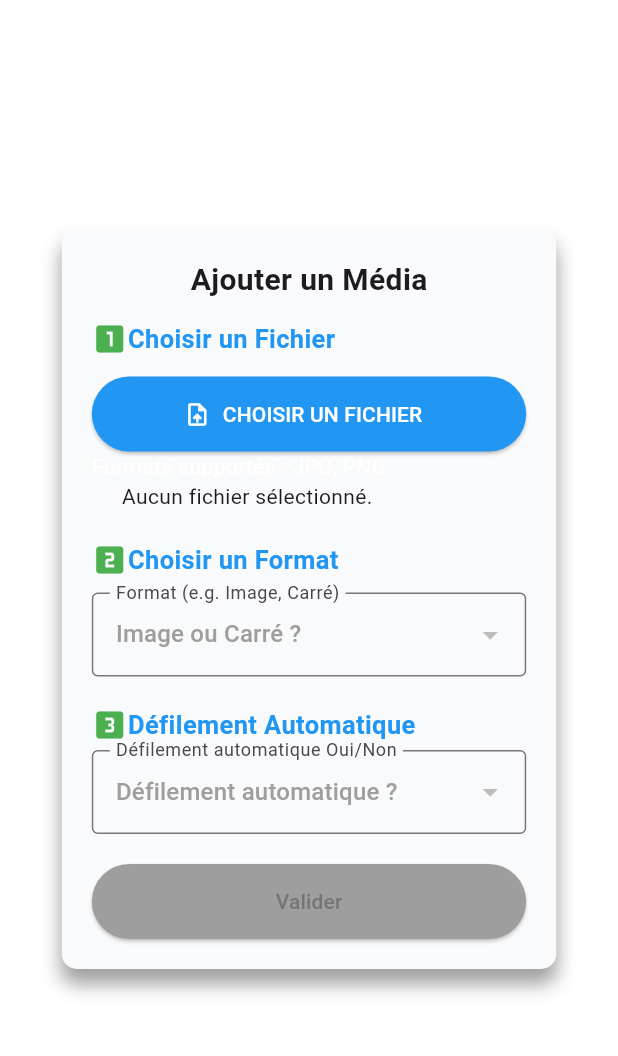
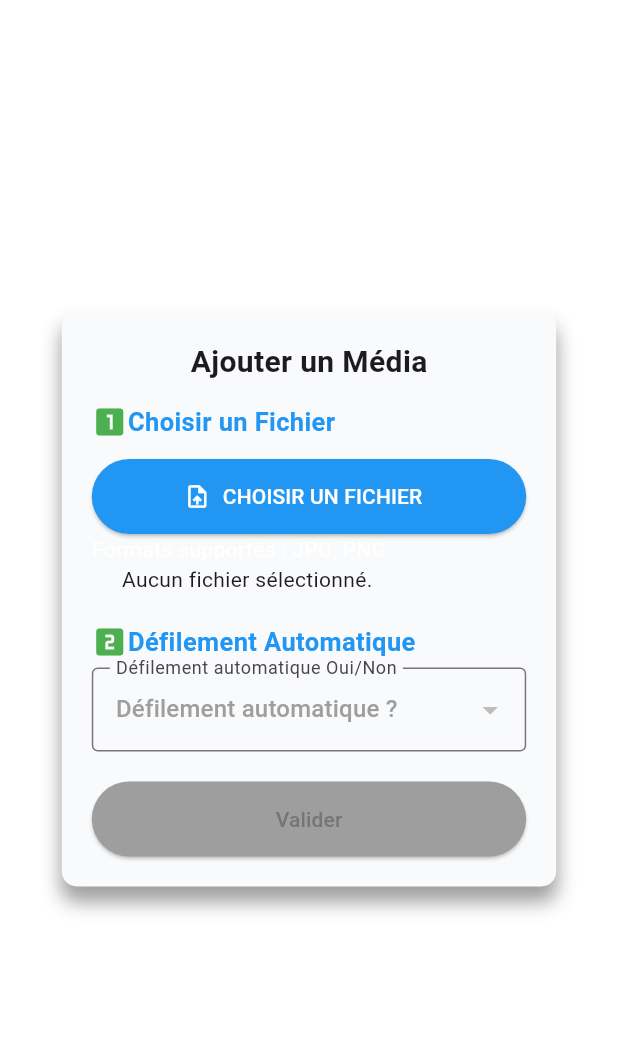
Before and after one commit to voigi/caroussel_flutter, a Flutter app: the screen it shows after launch, after a tap on "Valider", on a phone screen of 412 x 824 dp, the part 84-1140 px from its top. Run offline on Flutter 3.47's test engine with Material 3 defaults, Android fonts, the phone set to English and light mode, and no system bars; our stand-ins replace file_picker.

Commit message:
Amelioration du container et de l'interface

```diff
--- a/lib/main.dart
+++ b/lib/main.dart
@@ -26,7 +26,7 @@ class _MyAppState extends State<MyApp> {
   bool _isContainerVisible = false;
   List<String>? _imagePath;
   List<String> _imageNames = []; // Liste pour les noms des images
-  int? _selectValue = 1;
+  //int? _selectValue = 1;
   int? _autoScrollValue;
 
   // Modifie cette méthode pour gérer à la fois les images et leurs noms
@@ -40,7 +40,7 @@ class _MyAppState extends State<MyApp> {
 
   void _selectedValue(int selectValue) {
     setState(() {
-      _selectValue = selectValue;
+     // _selectValue = selectValue;
     });
   }
 
@@ -72,7 +72,10 @@ class _MyAppState extends State<MyApp> {
           actions: [IconButton(onPressed: null, icon: Icon(Icons.search, color: Colors.transparent))],
         ),
 
-         endDrawer: MyDrawer(),
+         endDrawer: Container(
+            width: MediaQuery.of(context).size.width * 0.8,
+          child: MyDrawer()
+          ),
          endDrawerEnableOpenDragGesture: false,
 
 
@@ -86,7 +89,7 @@ class _MyAppState extends State<MyApp> {
             if (_isContainerVisible)
               Carrousel(
                 imagePath: _imagePath!,
-                selectValue: _selectValue,
+                //selectValue: _selectValue,
                 autoScrollValue: _autoScrollValue,
                // imageNames: _imageNames,
               ),
--- a/lib/media_uploader.dart
+++ b/lib/media_uploader.dart
@@ -41,7 +41,8 @@ class _MediaUploaderState extends State<MediaUploader> {
         String? fileName = result.files.single.name;
         log(fileName);
 
-        String extension = fileName.substring(fileName.lastIndexOf('.')); // Inclut le point (.)
+        String extension = fileName
+            .substring(fileName.lastIndexOf('.')); // Inclut le point (.)
 
         // Tronquer le nom du fichier si nécessaire
         if (fileName.length > 20) {
@@ -80,7 +81,10 @@ class _MediaUploaderState extends State<MediaUploader> {
               Icon(Icons.looks_one, color: Colors.green),
               Text(
                 'Choisir un Fichier',
-  style: TextStyle(fontSize: 17, fontWeight: FontWeight.bold, color: Colors.blue),
+                style: TextStyle(
+                    fontSize: 17,
+                    fontWeight: FontWeight.bold,
+                    color: Colors.blue),
               ),
               SizedBox(height: 50.0)
             ],
@@ -91,14 +95,16 @@ SizedBox(height: 50.0)
               minimumSize: Size(double.infinity, 50),
               backgroundColor: Colors.blue,
             ),
-            icon:Icon(Icons.upload_file, color: Colors.white),
+            icon: Icon(Icons.upload_file, color: Colors.white),
             label: Text(
               'Choisir un fichier'.toUpperCase(),
               style: TextStyle(color: Colors.white),
             ),
+          ),
+          Text('Formats supportés : JPG, PNG',
+              style: TextStyle(color: Colors.white)),
+          // const SizedBox(height: 20),
 
-          ),Text('Formats supportés : JPG, PNG', style: TextStyle(color: Colors.white)),
-         // const SizedBox(height: 20),
           Row(
             children: [
               _selectedFile != null
@@ -106,74 +112,42 @@ SizedBox(height: 50.0)
                       text: TextSpan(
                         children: [
                           TextSpan(
-                            text: _selectedFile!.substring(0, _selectedFile!.lastIndexOf('.')),
+                            text: _selectedFile!
+                                .substring(0, _selectedFile!.lastIndexOf('.')),
                             style: TextStyle(color: Colors.black),
                           ),
                           TextSpan(
-                            text: _selectedFile!.substring(_selectedFile!.lastIndexOf('.')),
-                            style: TextStyle(color: Colors.red, fontWeight: FontWeight.bold),
+                            text: _selectedFile!
+                                .substring(_selectedFile!.lastIndexOf('.')),
+                            style: TextStyle(
+                                color: Colors.red, fontWeight: FontWeight.bold),
                           ),
                         ],
                       ),
                     )
                   : Container(
-                    margin: const EdgeInsets.only(left:20.0),
+                      margin: const EdgeInsets.only(left: 20.0),
                       child: Text('Aucun fichier sélectionné.'),
                     ),
-              SizedBox(width: 5),
+
+
+
             ],
           ),
           const SizedBox(height: 20),
+
+
+          Row(
+            children: [
               Row(
                 children: [
                   Icon(Icons.looks_two, color: Colors.green),
                   Text(
-  'Choisir un Format',
-  style: TextStyle(fontSize: 17, fontWeight: FontWeight.bold, color: Colors.blue),
-),
-            ],
-          ),
-          const SizedBox(height: 10),
-          DropdownButtonFormField<int>(
-            dropdownColor: Colors.white,
-            hint: Text(
-              'Image ou Carré ?',
-              style: _selectedFile == null ? TextStyle(color: Colors.grey) : TextStyle(color: Colors.black),
-            ),
-            decoration: const InputDecoration(
-              labelText: 'Format (e.g. Image, Carré)',
-              border: OutlineInputBorder(
-                  borderSide: BorderSide(color: Color.fromRGBO(13, 71, 161, 1))),
-            ),
-            value: selectValue,
-            items: const [
-              DropdownMenuItem(
-                value: 1,
-                child: Text('Image'),
-              ),
-              DropdownMenuItem(
-                value: 2,
-                child: Text('Carré'),
-              ),
-            ],
-            onChanged: _selectedFile == null
-                ? null
-                : (value) {
-                    setState(() {
-                      selectValue = value;
-                      widget.selectValueCallback(value!);
-                    });
-                  },
-          ),
-          const SizedBox(height: 20),
-          Row(
-            children: [
-              Row(
-                children: [
-                  Icon(Icons.looks_3, color: Colors.green),
-                  Text(
                     'Défilement Automatique',
-  style: TextStyle(fontSize: 17, fontWeight: FontWeight.bold, color: Colors.blue),
+                    style: TextStyle(
+                        fontSize: 17,
+                        fontWeight: FontWeight.bold,
+                        color: Colors.blue),
                   ),
                 ],
               ),
@@ -197,12 +171,15 @@ SizedBox(height: 50.0)
             dropdownColor: Colors.white,
             hint: Text(
               'Défilement automatique ?',
-              style: _selectedFile == null ? TextStyle(color: Colors.grey) : TextStyle(color: Colors.black),
+              style: _selectedFile == null
+                  ? TextStyle(color: Colors.grey)
+                  : TextStyle(color: Colors.black),
             ),
             decoration: const InputDecoration(
               labelText: 'Défilement automatique Oui/Non',
               border: OutlineInputBorder(
-                  borderSide: BorderSide(color: Color.fromRGBO(13, 71, 161, 1))),
+                  borderSide:
+                      BorderSide(color: Color.fromRGBO(13, 71, 161, 1))),
             ),
             value: autoScrollValue,
             items: const [
@@ -215,7 +192,7 @@ SizedBox(height: 50.0)
                 child: Text('Non'),
               ),
             ],
-            onChanged: _selectedFile == null || selectValue == null
+            onChanged: _selectedFile == null
                 ? null
                 : (value) {
                     setState(() {
@@ -226,10 +203,13 @@ SizedBox(height: 50.0)
           ),
           SizedBox(height: 20),
           ElevatedButton(
-             style: _selectedFile!=null && selectValue!=null && autoScrollValue!=null? ElevatedButton.styleFrom(
+            style: _selectedFile != null &&
+                    autoScrollValue != null
+                ? ElevatedButton.styleFrom(
                     minimumSize: Size(double.infinity, 50),
                     backgroundColor: Colors.green,
-            ):ElevatedButton.styleFrom(
+                  )
+                : ElevatedButton.styleFrom(
                     minimumSize: Size(double.infinity, 50),
                     backgroundColor: Colors.grey,
                   ),
@@ -237,13 +217,17 @@ SizedBox(height: 50.0)
               // Ouvre le Drawer en utilisant la clé passée depuis main.dart
 
               Future.delayed(Duration(milliseconds: 100), () {
-                if (widget.scaffoldKey.currentState != null &&_selectedFile != null && selectValue !=null && autoScrollValue !=null)  {
+                if (widget.scaffoldKey.currentState != null &&
+                    _selectedFile != null &&
+                    autoScrollValue != null) {
                   widget.scaffoldKey.currentState!.openEndDrawer();
                 }
               });
             },
-            child: Text('Valider', style: selectValue ==null && autoScrollValue == null? TextStyle(color: Colors.grey[600])
-            :TextStyle(color: Colors.white)),
+            child: Text('Valider',
+                style: autoScrollValue == null
+                    ? TextStyle(color: Colors.grey[600])
+                    : TextStyle(color: Colors.white)),
           ),
         ],
       ),
```
Also changed, not shown: lib/carrousel.dart (+33 -24 lines). Lines whose indentation alone changed are shown as unchanged.
